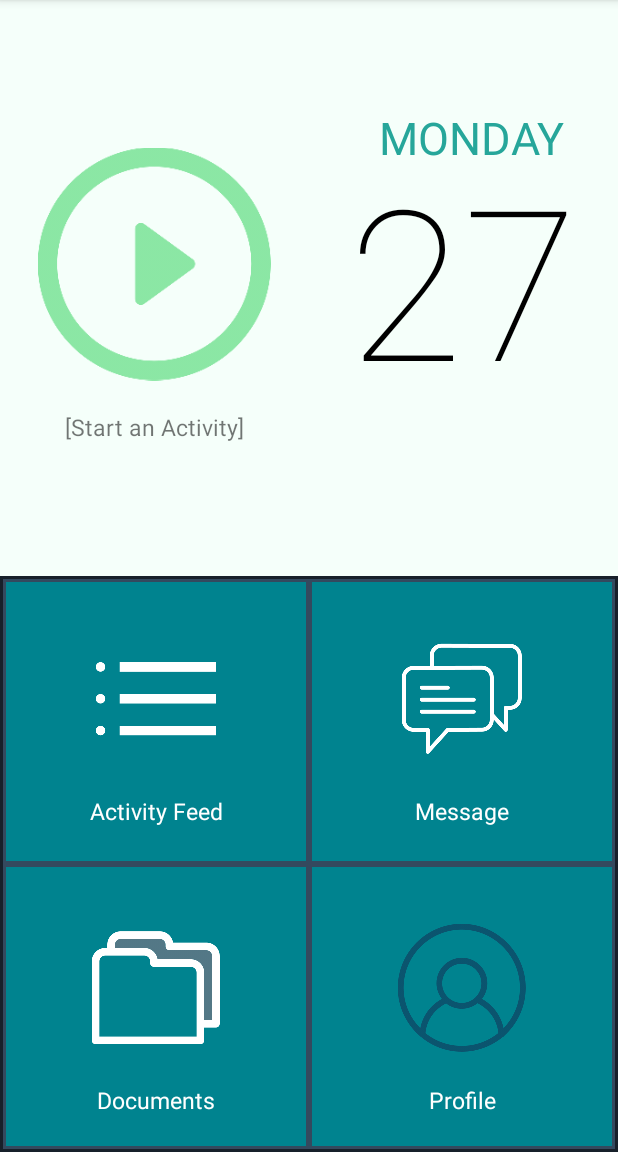
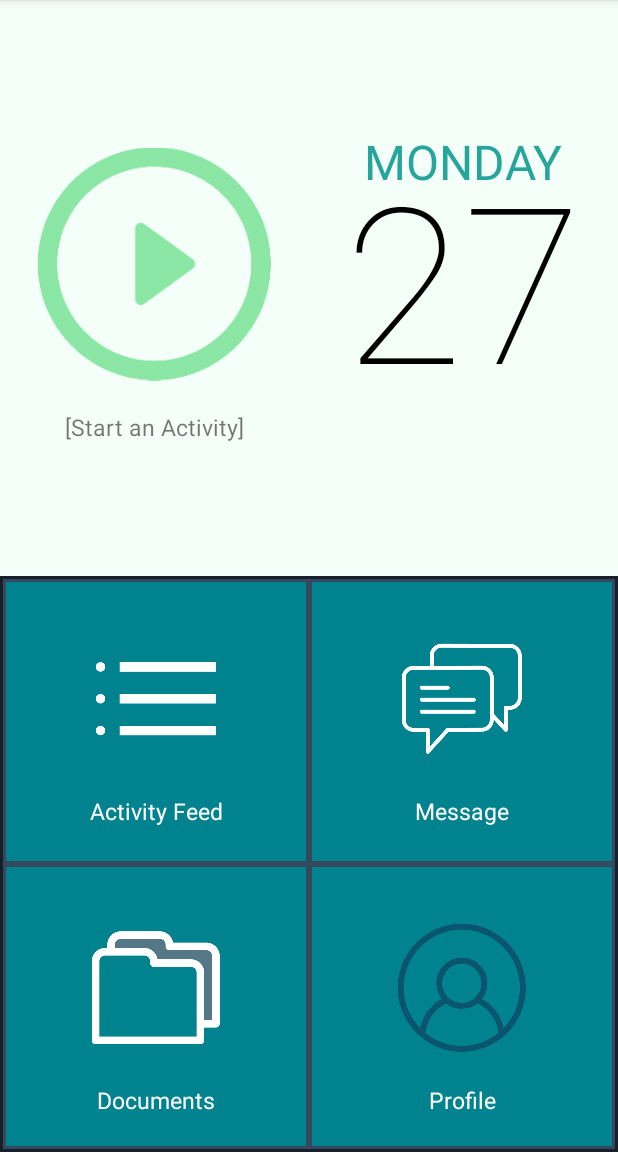
Before and after one commit to AahmedShakil/SecondFlatLayoutDesign, an Android app: the screen it shows after launch (MainActivity), on a phone screen of 412 x 824 dp, the part 84-1236 px from its top. Run offline under Robolectric (Android 15) with nearby library versions, the phone set to English and light mode, and no system bars.

Commit message:
change monday and 27 position

```diff
--- a/app/src/main/res/layout/activity_main.xml
+++ b/app/src/main/res/layout/activity_main.xml
@@ -63,13 +63,12 @@
                 android:lineSpacingExtra="1dp"
                 android:text="MONDAY"
                 android:textColor="#26A69A"
-                android:textSize="30dp"
+                android:textSize="32dp"
                 android:fontFamily="sans-serif-thin"
                 android:textStyle="bold"
                 android:textAlignment="center"
-                android:layout_marginTop="75dp"
+                android:layout_marginTop="90dp"
                 android:layout_gravity="center"
-                android:layout_marginLeft="5dp"
                 android:includeFontPadding="false"
 
                 />
@@ -78,8 +77,9 @@
                 android:layout_width="wrap_content"
                 android:layout_height="wrap_content"
                 android:text="27"
+                android:layout_marginTop="-20dp"
                 android:textColor="#000000"
-                android:textSize="140dp"
+                android:textSize="145dp"
                 android:textAlignment="center"
                 android:fontFamily="sans-serif-thin"
                 android:includeFontPadding="false"
```
